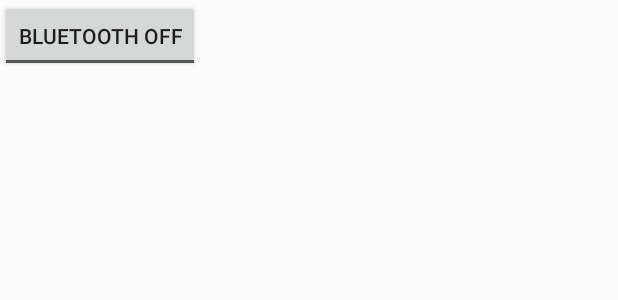
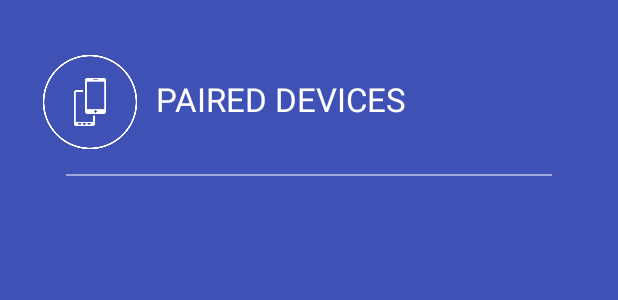
Before and after one commit to SonhnLab/ConstructionVehicle, an Android app: the layout activity_bluetooth.xml on its own in the app's theme, with its tools: preview values and no code run, on a phone screen of 412 x 824 dp. Shown: the top 300 px of the screen. Run offline under Robolectric (Android 15) with nearby library versions, the phone set to English and light mode, and no system bars.

Commit message:
Add Bluetooth Activity

```diff
--- a/app/src/main/AndroidManifest.xml
+++ b/app/src/main/AndroidManifest.xml
@@ -25,6 +25,9 @@
             android:name=".activities.ConnectActivity"
             android:theme="@style/SplashTheme">
         </activity>
+        <activity
+            android:name=".activities.BluetoothActivity"
+            android:theme="@style/SplashTheme"/>
     </application>
 
 </manifest>
--- a/app/src/main/res/layout/activity_bluetooth.xml
+++ b/app/src/main/res/layout/activity_bluetooth.xml
@@ -4,23 +4,66 @@
     xmlns:tools="http://schemas.android.com/tools"
     android:layout_width="match_parent"
     android:layout_height="match_parent"
+    android:background="@color/colorPrimary"
+    android:paddingBottom="16dp"
+    android:paddingLeft="8dp"
+    android:paddingRight="8dp"
+    android:paddingTop="16dp"
     tools:context=".activities.BluetoothActivity">
 
-    <ToggleButton
-        android:layout_width="wrap_content"
+    <RelativeLayout
+        android:id="@+id/layout_paired"
+        android:layout_width="match_parent"
         android:layout_height="wrap_content"
-        android:id="@+id/toggleButton"
-        android:textOn="Bluetooth On"
-        android:textOff="Bluetooth Off"
-        android:onClick="onToggleClicked"
-        android:layout_alignParentTop="true"
-        android:layout_alignParentLeft="true"
-        android:layout_alignParentStart="true" />
+        android:paddingBottom="12dp"
+        android:paddingLeft="16dp"
+        android:paddingRight="16dp"
+        android:paddingTop="16dp">
+
+        <ImageView
+            android:id="@+id/iv_paired"
+            android:layout_width="72dp"
+            android:layout_height="72dp"
+            android:src="@drawable/ic_paired"/>
+
+        <TextView
+            android:id="@+id/textView"
+            android:layout_width="wrap_content"
+            android:layout_height="wrap_content"
+            android:layout_centerVertical="true"
+            android:layout_marginLeft="8dp"
+            android:layout_toRightOf="@+id/iv_paired"
+            android:text="PAIRED DEVICES"
+            android:textColor="@android:color/white"
+            android:textSize="22sp"/>
+    </RelativeLayout>
+
+    <RelativeLayout
+        android:id="@+id/layout_line"
+        android:layout_width="match_parent"
+        android:layout_height="wrap_content"
+        android:layout_below="@+id/layout_paired"
+        android:paddingLeft="36dp"
+        android:paddingRight="36dp">
+
+        <View
+            android:id="@+id/v_line"
+            android:layout_width="match_parent"
+            android:layout_height="1dp"
+            android:background="@android:color/white"/>
+    </RelativeLayout>
+
     <ListView
-        android:layout_width="wrap_content"
+        android:id="@+id/list_devices"
+        android:layout_width="match_parent"
         android:layout_height="wrap_content"
-        android:id="@+id/listView"
-        android:layout_centerHorizontal="true"
-        android:layout_below="@+id/toggleButton" />
+        android:layout_below="@id/layout_line"
+        android:paddingBottom="12dp"
+        android:paddingLeft="36dp"
+        android:paddingRight="16dp"
+        android:paddingTop="12dp">
+
+    </ListView>
+
 
 </RelativeLayout>
```
Also changed, not shown: app/src/main/java/com/sonhnlab/pc/constructionvehicle/activities/BluetoothActivity.java (+80 -3 lines), app/src/main/java/com/sonhnlab/pc/constructionvehicle/activities/ConnectActivity.java (+15 -4 lines), app/src/main/java/com/sonhnlab/pc/constructionvehicle/adapters/DeviceAdapter.java (added, +58 -0 lines), app/src/main/java/com/sonhnlab/pc/constructionvehicle/entities/Device.java (+1 -8 lines), app/src/main/res/layout/device_list_item.xml (added, +46 -0 lines), app/src/main/res/drawable/ic_paired.png (added).
